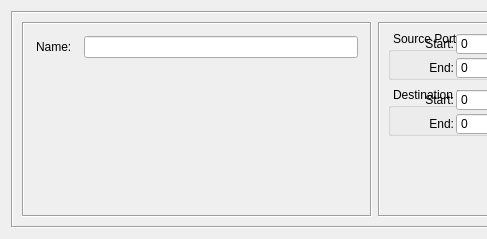
Old version of the form src/libgui/udpservicedialog_q.ui in the repository fwbuilder/fwbuilder; both pictures show x 0 to 487 and y 0 to 239 of the 922 by 239 pixel window.
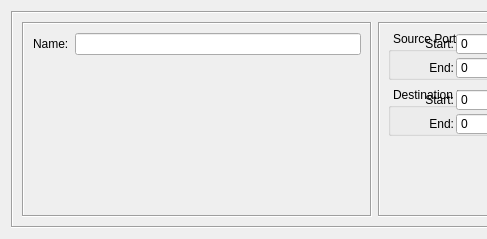
New version of the form. Custom widgets are drawn as their Qt base class.

Commit message: see #2536 avoiding FormLayout since it seems to be broken in older Qt

The edit to the form file:
```diff
--- a/src/libgui/udpservicedialog_q.ui
+++ b/src/libgui/udpservicedialog_q.ui
@@ -58,16 +58,7 @@
         <property name="frameShadow">
          <enum>QFrame::Sunken</enum>
         </property>
-        <layout class="QFormLayout" name="formLayout">
-         <property name="horizontalSpacing">
-          <number>12</number>
-         </property>
-         <property name="verticalSpacing">
-          <number>12</number>
-         </property>
-         <property name="margin">
-          <number>12</number>
-         </property>
+        <layout class="QGridLayout" name="gridLayout_2">
          <item row="0" column="0">
           <widget class="QLabel" name="textLabel1">
            <property name="text">
@@ -94,6 +85,19 @@
            </property>
           </widget>
          </item>
+         <item row="1" column="1">
+          <spacer name="verticalSpacer_2">
+           <property name="orientation">
+            <enum>Qt::Vertical</enum>
+           </property>
+           <property name="sizeHint" stdset="0">
+            <size>
+             <width>20</width>
+             <height>150</height>
+            </size>
+           </property>
+          </spacer>
+         </item>
         </layout>
        </widget>
       </item>
```
The commit also changes 19 other files.
